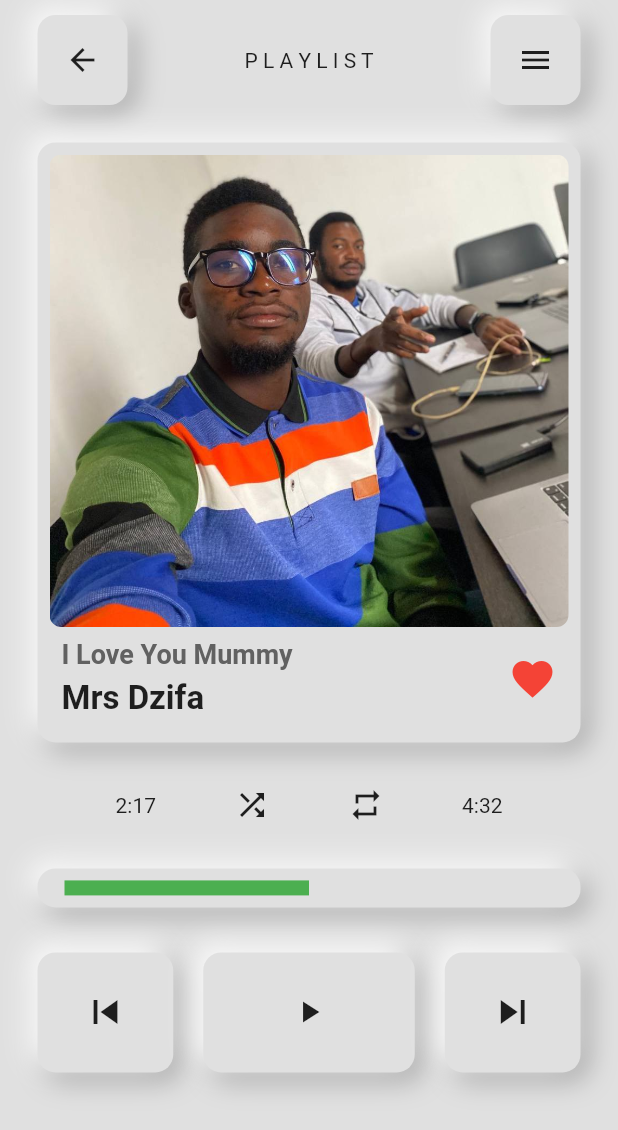
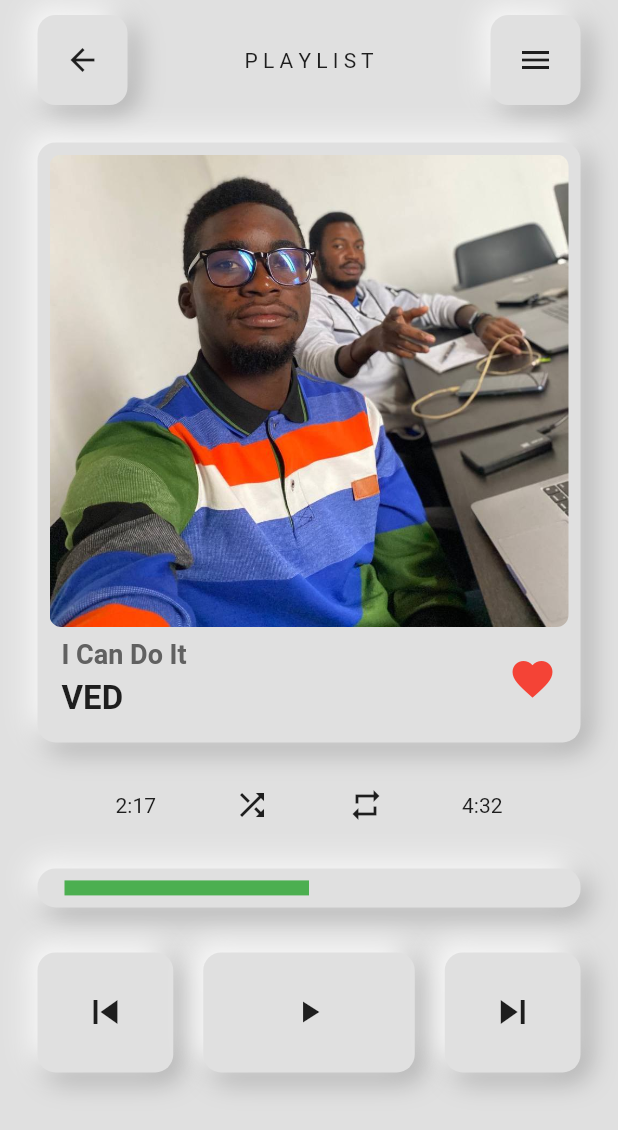
Before and after one commit to Victorspy-web/flutter_music_app_ui, a Flutter app: the screen it shows after launch, on a phone screen of 412 x 824 dp. Shown: the top 1130 px of the screen. Run offline on Flutter 3.47's test engine with Material 2 defaults, Android fonts, the phone set to English and light mode, and no system bars; drawn by our look-alikes of percent_indicator.

Commit message:
minor fixes

```diff
--- a/lib/song_page.dart
+++ b/lib/song_page.dart
@@ -65,7 +65,7 @@ class _SongPageState extends State<SongPage> {
                             crossAxisAlignment: CrossAxisAlignment.start,
                             children: [
                               Text(
-                                "I Love You Mummy",
+                                "I Can Do It",
                                 style: TextStyle(
                                   fontWeight: FontWeight.bold,
                                   fontSize: 18,
@@ -74,7 +74,7 @@ class _SongPageState extends State<SongPage> {
                               ),
                               const SizedBox(height: 6),
                               const Text(
-                                "Mrs Dzifa",
+                                "VED",
                                 style: TextStyle(
                                   fontWeight: FontWeight.bold,
                                   fontSize: 22,
```
